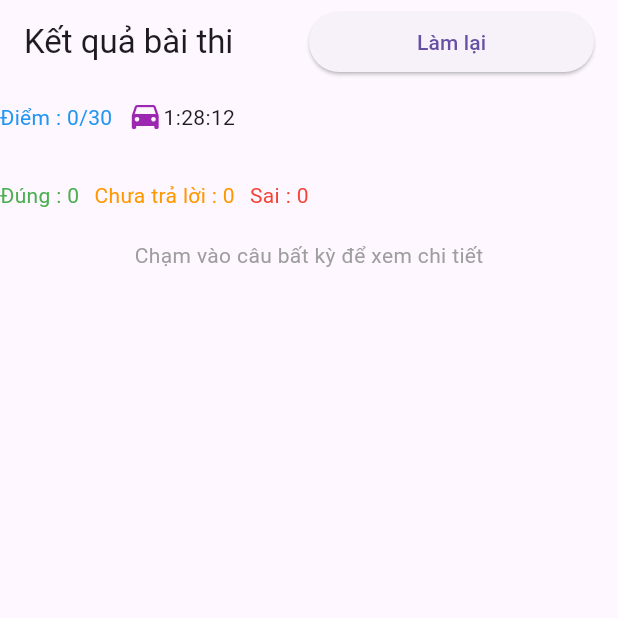
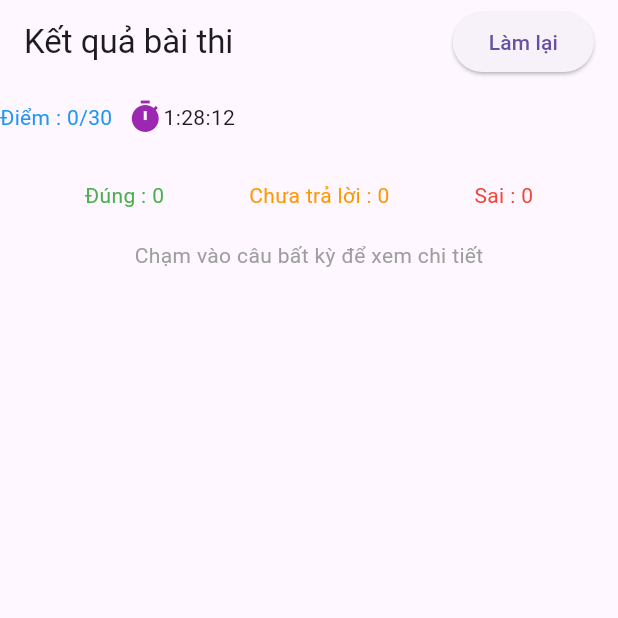
Before and after one commit to nhson2612/Pratice-Makes-Perfect, a Flutter app: the ResultWidget screen opened directly with empty values, on a phone screen of 412 x 824 dp, the top half of it. Run offline on Flutter 3.47's test engine with Material 3 defaults, Android fonts, the phone set to English and light mode, and no system bars.

```diff
--- a/lib/data/AnswerData.dart
+++ b/lib/data/AnswerData.dart
@@ -2,36 +2,36 @@ import 'package:flutter_application_1/model/Answer.dart';
 
 class AnswerData{
   static List<Answer> answers = [
-    Answer("SGDVDT-HD-Toan-20/12", "SGDVDT-HD-Toan-20/12-1", "A"),
-    Answer("SGDVDT-HD-Toan-20/12", "SGDVDT-HD-Toan-20/12-2", "A"),
-    Answer("SGDVDT-HD-Toan-20/12", "SGDVDT-HD-Toan-20/12-3", "A"),
-    Answer("SGDVDT-HD-Toan-20/12", "SGDVDT-HD-Toan-20/12-4", "A"),
-    Answer("SGDVDT-HD-Toan-20/12", "SGDVDT-HD-Toan-20/12-5", "A"),
-    Answer("SGDVDT-HD-Toan-20/12", "SGDVDT-HD-Toan-20/12-6", "A"),
-    Answer("SGDVDT-HD-Toan-20/12", "SGDVDT-HD-Toan-20/12-7", "A"),
-    Answer("SGDVDT-HD-Toan-20/12", "SGDVDT-HD-Toan-20/12-8", "A"),
-    Answer("SGDVDT-HD-Toan-20/12", "SGDVDT-HD-Toan-20/12-9", "A"),
-    Answer("SGDVDT-HD-Toan-20/12", "SGDVDT-HD-Toan-20/12-10", "A"),
-    Answer("SGDVDT-HD-Toan-20/12", "SGDVDT-HD-Toan-20/12-11", "A"),
-    Answer("SGDVDT-HD-Toan-20/12", "SGDVDT-HD-Toan-20/12-12", "A"),
-    Answer("SGDVDT-HD-Toan-20/12", "SGDVDT-HD-Toan-20/12-13", "A"),
-    Answer("SGDVDT-HD-Toan-20/12", "SGDVDT-HD-Toan-20/12-14", "A"),
-    Answer("SGDVDT-HD-Toan-20/12", "SGDVDT-HD-Toan-20/12-15", "A"),
-    Answer("SGDVDT-HD-Toan-20/12", "SGDVDT-HD-Toan-20/12-16", "A"),
-    Answer("SGDVDT-HD-Toan-20/12", "SGDVDT-HD-Toan-20/12-17", "A"),
-    Answer("SGDVDT-HD-Toan-20/12", "SGDVDT-HD-Toan-20/12-18", "A"),
-    Answer("SGDVDT-HD-Toan-20/12", "SGDVDT-HD-Toan-20/12-19", "A"),
-    Answer("SGDVDT-HD-Toan-20/12", "SGDVDT-HD-Toan-20/12-20", "A"),
-    Answer("SGDVDT-HD-Toan-20/12", "SGDVDT-HD-Toan-20/12-21", "A"),
-    Answer("SGDVDT-HD-Toan-20/12", "SGDVDT-HD-Toan-20/12-22", "A"),
-    Answer("SGDVDT-HD-Toan-20/12", "SGDVDT-HD-Toan-20/12-23", "A"),
-    Answer("SGDVDT-HD-Toan-20/12", "SGDVDT-HD-Toan-20/12-24", "A"),
-    Answer("SGDVDT-HD-Toan-20/12", "SGDVDT-HD-Toan-20/12-25", "A"),
-    Answer("SGDVDT-HD-Toan-20/12", "SGDVDT-HD-Toan-20/12-26", "A"),
-    Answer("SGDVDT-HD-Toan-20/12", "SGDVDT-HD-Toan-20/12-27", "A"),
-    Answer("SGDVDT-HD-Toan-20/12", "SGDVDT-HD-Toan-20/12-28", "A"),
-    Answer("SGDVDT-HD-Toan-20/12", "SGDVDT-HD-Toan-20/12-29", "A"),
-    Answer("SGDVDT-HD-Toan-20/12", "SGDVDT-HD-Toan-20/12-30", "A"),
+    Answer("SGDVDT-HD-Toan-20/12", "SGDVDT-HD-Toan-20/12-1", "A","Because 1+1=2"),
+    Answer("SGDVDT-HD-Toan-20/12", "SGDVDT-HD-Toan-20/12-2", "A","Because 2+2=4"),
+    Answer("SGDVDT-HD-Toan-20/12", "SGDVDT-HD-Toan-20/12-3", "A","Because 3+3=6"),
+    Answer("SGDVDT-HD-Toan-20/12", "SGDVDT-HD-Toan-20/12-4", "A","Because 4+4=8"),
+    Answer("SGDVDT-HD-Toan-20/12", "SGDVDT-HD-Toan-20/12-5", "A","Because 5+5=10"),
+    Answer("SGDVDT-HD-Toan-20/12", "SGDVDT-HD-Toan-20/12-6", "A","Because 6+6=12"),
+    Answer("SGDVDT-HD-Toan-20/12", "SGDVDT-HD-Toan-20/12-7", "A","Because 7+7=14"),
+    Answer("SGDVDT-HD-Toan-20/12", "SGDVDT-HD-Toan-20/12-8", "A","Because 8+8=16"),
+    Answer("SGDVDT-HD-Toan-20/12", "SGDVDT-HD-Toan-20/12-9", "A","Because 9+9=18"),
+    Answer("SGDVDT-HD-Toan-20/12", "SGDVDT-HD-Toan-20/12-10", "A","Because 10+10=20"),
+    Answer("SGDVDT-HD-Toan-20/12", "SGDVDT-HD-Toan-20/12-11", "A","Because 11+11=22"),
+    Answer("SGDVDT-HD-Toan-20/12", "SGDVDT-HD-Toan-20/12-12", "A","Because 12+12=24"),
+    Answer("SGDVDT-HD-Toan-20/12", "SGDVDT-HD-Toan-20/12-13", "A","Because 13+13=26"),
+    Answer("SGDVDT-HD-Toan-20/12", "SGDVDT-HD-Toan-20/12-14", "A","Because 14+14=28"),
+    Answer("SGDVDT-HD-Toan-20/12", "SGDVDT-HD-Toan-20/12-15", "A","Because 15+15=30"),
+    Answer("SGDVDT-HD-Toan-20/12", "SGDVDT-HD-Toan-20/12-16", "A","Because 16+16=32"),
+    Answer("SGDVDT-HD-Toan-20/12", "SGDVDT-HD-Toan-20/12-17", "A","Because 17+17=34"),
+    Answer("SGDVDT-HD-Toan-20/12", "SGDVDT-HD-Toan-20/12-18", "A","Because 18+18=36"),
+    Answer("SGDVDT-HD-Toan-20/12", "SGDVDT-HD-Toan-20/12-19", "A","Because 19+19=38"),
+    Answer("SGDVDT-HD-Toan-20/12", "SGDVDT-HD-Toan-20/12-20", "A","Because 20+20=40"),
+    Answer("SGDVDT-HD-Toan-20/12", "SGDVDT-HD-Toan-20/12-21", "A","Because 21+21=42"),
+    Answer("SGDVDT-HD-Toan-20/12", "SGDVDT-HD-Toan-20/12-22", "A","Because 22+22=44"),
+    Answer("SGDVDT-HD-Toan-20/12", "SGDVDT-HD-Toan-20/12-23", "A","Because 23+23=46"),
+    Answer("SGDVDT-HD-Toan-20/12", "SGDVDT-HD-Toan-20/12-24", "A","Because 24+24=48"),
+    Answer("SGDVDT-HD-Toan-20/12", "SGDVDT-HD-Toan-20/12-25", "A","Because 25+25=50"),
+    Answer("SGDVDT-HD-Toan-20/12", "SGDVDT-HD-Toan-20/12-26", "A","Because 26+26=52"),
+    Answer("SGDVDT-HD-Toan-20/12", "SGDVDT-HD-Toan-20/12-27", "A","Because 27+27=54"),
+    Answer("SGDVDT-HD-Toan-20/12", "SGDVDT-HD-Toan-20/12-28", "A","Because 28+28=56"),
+    Answer("SGDVDT-HD-Toan-20/12", "SGDVDT-HD-Toan-20/12-29", "A","Because 29+29=58"),
+    Answer("SGDVDT-HD-Toan-20/12", "SGDVDT-HD-Toan-20/12-30", "A","Because 30+30=60"),
   ];
 
   List<Answer> getAnswersByExamId(String examId){
--- a/lib/model/Answer.dart
+++ b/lib/model/Answer.dart
@@ -2,6 +2,7 @@ class Answer {
   String examId;
   String questionId;
   String correctAnswer;
+  String answerDetail;
 
-  Answer(this.examId, this.questionId, this.correctAnswer);
+  Answer(this.examId, this.questionId, this.correctAnswer, this.answerDetail);
 }
--- a/lib/widgets/ResultWidget.dart
+++ b/lib/widgets/ResultWidget.dart
@@ -1,19 +1,19 @@
 import 'package:flutter/material.dart';
 import 'package:flutter_application_1/application-service/CalculateScoreService.dart';
+import 'package:flutter_application_1/data/AnswerData.dart';
+import 'package:flutter_application_1/model/Answer.dart';
 import 'package:flutter_application_1/model/Question.dart';
 import 'package:flutter_application_1/model/Result.dart';
 import 'package:flutter_application_1/model/SelectedAnswer.dart';
+import 'package:flutter_application_1/widgets/SelectedAnswerDetailWidget.dart';
 
 class ResultWidget extends StatelessWidget {
-  late Result result;
-  late List<Question> questions;
-  late List<SelectedAnswer> selectedAnswers;
+  final Result result;
+  final List<Question> questions;
+  final List<SelectedAnswer> selectedAnswers;
 
-  ResultWidget(List<Question> questions, List<SelectedAnswer> selectedAnswers) {
-    result = CalculateScoreService().calculateScore(selectedAnswers, questions);
-    this.questions = questions;
-    this.selectedAnswers = selectedAnswers;
-  }
+  ResultWidget(this.questions, this.selectedAnswers)
+      : result = CalculateScoreService().calculateScore(selectedAnswers, questions);
 
   @override
   Widget build(BuildContext context) {
@@ -24,75 +24,54 @@ class ResultWidget extends StatelessWidget {
         title: Row(
           children: [
             Expanded(child: Text("Kết quả bài thi")),
-            Expanded(
-                child:
-                    ElevatedButton(onPressed: () => {}, child: Text("Làm lại")))
+            ElevatedButton(onPressed: () {}, child: Text("Làm lại"))
           ],
         ),
       ),
       body: Column(children: [
         Padding(
-          padding: EdgeInsets.only(top: 10, bottom: 10),
+          padding: EdgeInsets.symmetric(vertical: 10),
           child: Row(
             children: [
               Text(
-                "Điểm : " + result.score,
+                "Điểm : ${result.score}",
                 style: TextStyle(color: Colors.blue),
               ),
-              SizedBox(
-                width: 10,
-              ),
-              Icon(
-                Icons.time_to_leave,
-                color: Colors.purple,
-              ),
+              SizedBox(width: 10),
+              Icon(Icons.timer, color: Colors.purple),
               Text('1:28:12')
             ],
           ),
         ),
-        SizedBox(
-          height: 10,
-        ),
+        SizedBox(height: 10),
         Padding(
-          padding: EdgeInsets.only(top: 10, bottom: 10),
+          padding: EdgeInsets.symmetric(vertical: 10),
           child: Row(
+            mainAxisAlignment: MainAxisAlignment.spaceEvenly,
             children: [
               Text(
-                "Đúng : " + result.correctNumbers.toString(),
+                "Đúng : ${result.correctNumbers}",
                 style: TextStyle(color: Colors.green),
               ),
-              SizedBox(
-                width: 10,
+              Text(
+                "Chưa trả lời : ${result.unanswerNumbes}",
+                style: TextStyle(color: Colors.orange),
               ),
               Text(
-                "Chưa trả lời : " + result.unanswerNumbes.toString(),
-                style: TextStyle(color: Colors.orange),
-              ),
-              SizedBox(
-                width: 10,
-              ),
-              Text(
-                "Sai : " + result.incorrectNumbers.toString(),
+                "Sai : ${result.incorrectNumbers}",
                 style: TextStyle(color: Colors.red),
-              ),
-              SizedBox(
-                width: 10,
               ),
             ],
           ),
         ),
-        SizedBox(
-          height: 10,
-        ),
+        SizedBox(height: 10),
         Center(
           child: Text(
             "Chạm vào câu bất kỳ để xem chi tiết",
             style: TextStyle(color: Colors.grey),
           ),
         ),
-        SizedBox(
-          height: 10,
-        ),
+        SizedBox(height: 10),
         Expanded(
           child: GridView.count(
             crossAxisCount: 4,
@@ -102,19 +81,31 @@ class ResultWidget extends StatelessWidget {
               return Center(
                 child: ElevatedButton(
                   style: ElevatedButton.styleFrom(
-                      backgroundColor:
-                          (ans.isCorrect) ? Colors.blue : Colors.red,
+                    backgroundColor: (ans.isCorrect) ? Colors.blue : Colors.red,
                   ),
-                    onPressed: () => {},
+                  onPressed: () {
+                    Navigator.push(
+                      context,
+                      MaterialPageRoute(
+                        builder: (context) => answerDetail(context, questions[index], ans),
+                      ),
+                    );
+                  },
                   child: Text(
-                      "Câu " + (index + 1).toString(),
+                    "Câu ${index + 1}",
                     style: TextStyle(color: Colors.white),
                   ),
                 ),
               );
-              }).toList()),
+            }).toList(),
+          ),
         )
       ]),
     );
   }
+
+  Widget answerDetail(BuildContext context, Question question, SelectedAnswer ans) {
+    Answer? answer = AnswerData().getAnswerByQuestionId(question.questionId);
+    return SelectedAnswerDetailWidget(ans, question, answer!);
   }
+}
```
Also changed, not shown: lib/widgets/SelectedAnswerDetailWidget.dart (added, +68 -0 lines). Lines whose indentation alone changed are shown as unchanged.
